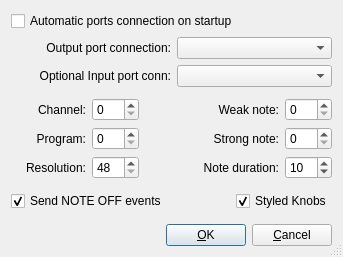
Old version of the form src/kmetropreferencesbase.ui in the repository pedrolcl/kmetronome.
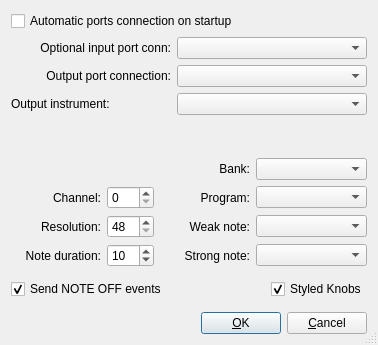
New version of the form. Custom widgets are drawn as their Qt base class.

```diff
--- a/src/kmetropreferencesbase.ui
+++ b/src/kmetropreferencesbase.ui
@@ -26,8 +26,8 @@
    <rect>
     <x>0</x>
     <y>0</y>
-    <width>343</width>
-    <height>257</height>
+    <width>378</width>
+    <height>345</height>
    </rect>
   </property>
   <property name="windowTitle">
@@ -50,7 +50,45 @@
    <item>
     <layout class="QFormLayout" name="formLayout_3">
      <item row="0" column="0">
-      <widget class="QLabel" name="textLabel1">
+      <widget class="QLabel" name="lblInputPort">
+       <property name="sizePolicy">
+        <sizepolicy hsizetype="Preferred" vsizetype="Minimum">
+         <horstretch>0</horstretch>
+         <verstretch>0</verstretch>
+        </sizepolicy>
+       </property>
+       <property name="minimumSize">
+        <size>
+         <width>160</width>
+         <height>22</height>
+        </size>
+       </property>
+       <property name="text">
+        <string>Optional input port conn:</string>
+       </property>
+       <property name="alignment">
+        <set>Qt::AlignRight|Qt::AlignTrailing|Qt::AlignVCenter</set>
+       </property>
+       <property name="wordWrap">
+        <bool>false</bool>
+       </property>
+       <property name="buddy">
+        <cstring>m_in_connection</cstring>
+       </property>
+      </widget>
+     </item>
+     <item row="0" column="1">
+      <widget class="KComboBox" name="m_in_connection">
+       <property name="sizePolicy">
+        <sizepolicy hsizetype="Expanding" vsizetype="Fixed">
+         <horstretch>0</horstretch>
+         <verstretch>0</verstretch>
+        </sizepolicy>
+       </property>
+      </widget>
+     </item>
+     <item row="1" column="0">
+      <widget class="QLabel" name="lblOutputPort">
        <property name="sizePolicy">
         <sizepolicy hsizetype="Preferred" vsizetype="Minimum">
          <horstretch>0</horstretch>
@@ -77,7 +115,7 @@
        </property>
       </widget>
      </item>
-     <item row="0" column="1">
+     <item row="1" column="1">
       <widget class="KComboBox" name="m_out_connection">
        <property name="sizePolicy">
         <sizepolicy hsizetype="Expanding" vsizetype="Fixed">
@@ -87,36 +125,18 @@
        </property>
       </widget>
      </item>
-     <item row="1" column="0">
-      <widget class="QLabel" name="textLabel1_2">
-       <property name="sizePolicy">
-        <sizepolicy hsizetype="Preferred" vsizetype="Minimum">
-         <horstretch>0</horstretch>
-         <verstretch>0</verstretch>
-        </sizepolicy>
-       </property>
-       <property name="minimumSize">
-        <size>
-         <width>160</width>
-         <height>22</height>
-        </size>
-       </property>
+     <item row="2" column="0">
+      <widget class="QLabel" name="lblInstrument">
        <property name="text">
-        <string>Optional Input port conn:</string>
-       </property>
-       <property name="alignment">
-        <set>Qt::AlignRight|Qt::AlignTrailing|Qt::AlignVCenter</set>
-       </property>
-       <property name="wordWrap">
-        <bool>false</bool>
+        <string>Output instrument:</string>
        </property>
        <property name="buddy">
         <cstring>m_in_connection</cstring>
        </property>
       </widget>
      </item>
-     <item row="1" column="1">
-      <widget class="KComboBox" name="m_in_connection">
+     <item row="2" column="1">
+      <widget class="KComboBox" name="m_instrument">
        <property name="sizePolicy">
         <sizepolicy hsizetype="Expanding" vsizetype="Fixed">
          <horstretch>0</horstretch>
@@ -128,10 +148,24 @@
     </layout>
    </item>
    <item>
-    <layout class="QHBoxLayout" name="horizontalLayout_2">
-     <item>
-      <layout class="QFormLayout" name="formLayout">
-       <item row="0" column="0">
+    <layout class="QGridLayout" name="gridLayout">
+     <item row="0" column="2">
+      <widget class="QLabel" name="lblBank">
+       <property name="text">
+        <string>Bank:</string>
+       </property>
+       <property name="alignment">
+        <set>Qt::AlignRight|Qt::AlignTrailing|Qt::AlignVCenter</set>
+       </property>
+       <property name="buddy">
+        <cstring>m_bank</cstring>
+       </property>
+      </widget>
+     </item>
+     <item row="0" column="3">
+      <widget class="KComboBox" name="m_bank"/>
+     </item>
+     <item row="1" column="0">
         <widget class="QLabel" name="textLabel2">
          <property name="sizePolicy">
           <sizepolicy hsizetype="Preferred" vsizetype="Preferred">
@@ -159,7 +193,7 @@
          </property>
         </widget>
        </item>
-       <item row="0" column="1">
+     <item row="1" column="1">
         <widget class="KIntSpinBox" name="m_channel">
          <property name="maximum">
           <number>15</number>
@@ -169,7 +203,7 @@
          </property>
         </widget>
        </item>
-       <item row="1" column="0">
+     <item row="1" column="2">
         <widget class="QLabel" name="textLabel3">
          <property name="sizePolicy">
           <sizepolicy hsizetype="Preferred" vsizetype="Preferred">
@@ -197,13 +231,13 @@
          </property>
         </widget>
        </item>
-       <item row="1" column="1">
-        <widget class="KIntSpinBox" name="m_program">
-         <property name="maximum">
-          <number>127</number>
-         </property>
-         <property name="maxValue" stdset="0">
-          <number>127</number>
+     <item row="1" column="3">
+      <widget class="KComboBox" name="m_program">
+       <property name="sizePolicy">
+        <sizepolicy hsizetype="Expanding" vsizetype="Fixed">
+         <horstretch>0</horstretch>
+         <verstretch>0</verstretch>
+        </sizepolicy>
          </property>
         </widget>
        </item>
@@ -245,24 +279,7 @@
          </property>
         </widget>
        </item>
-      </layout>
-     </item>
-     <item>
-      <spacer name="horizontalSpacer">
-       <property name="orientation">
-        <enum>Qt::Horizontal</enum>
-       </property>
-       <property name="sizeHint" stdset="0">
-        <size>
-         <width>40</width>
-         <height>20</height>
-        </size>
-       </property>
-      </spacer>
-     </item>
-     <item>
-      <layout class="QFormLayout" name="formLayout_2">
-       <item row="0" column="0">
+     <item row="2" column="2">
         <widget class="QLabel" name="textLabel4">
          <property name="minimumSize">
           <size>
@@ -284,49 +301,17 @@
          </property>
         </widget>
        </item>
-       <item row="0" column="1">
-        <widget class="KIntSpinBox" name="m_weak_note">
-         <property name="maximum">
-          <number>127</number>
-         </property>
-         <property name="maxValue" stdset="0">
-          <number>127</number>
-         </property>
-        </widget>
-       </item>
-       <item row="1" column="0">
-        <widget class="QLabel" name="textLabel5">
-         <property name="minimumSize">
-          <size>
-           <width>90</width>
-           <height>17</height>
-          </size>
-         </property>
-         <property name="text">
-          <string>Strong note:</string>
-         </property>
-         <property name="alignment">
-          <set>Qt::AlignRight|Qt::AlignTrailing|Qt::AlignVCenter</set>
-         </property>
-         <property name="wordWrap">
-          <bool>false</bool>
-         </property>
-         <property name="buddy">
-          <cstring>m_strong_note</cstring>
-         </property>
-        </widget>
-       </item>
-       <item row="1" column="1">
-        <widget class="KIntSpinBox" name="m_strong_note">
-         <property name="maximum">
-          <number>127</number>
-         </property>
-         <property name="maxValue" stdset="0">
-          <number>127</number>
-         </property>
-        </widget>
-       </item>
-       <item row="2" column="0">
+     <item row="2" column="3">
+      <widget class="KComboBox" name="m_weak_note">
+       <property name="sizePolicy">
+        <sizepolicy hsizetype="Expanding" vsizetype="Fixed">
+         <horstretch>0</horstretch>
+         <verstretch>0</verstretch>
+        </sizepolicy>
+       </property>
+      </widget>
+     </item>
+     <item row="3" column="0">
         <widget class="QLabel" name="textLabel8">
          <property name="minimumSize">
           <size>
@@ -348,7 +333,7 @@
          </property>
         </widget>
        </item>
-       <item row="2" column="1">
+     <item row="3" column="1">
         <widget class="KIntSpinBox" name="m_duration">
          <property name="minimum">
           <number>1</number>
@@ -364,7 +349,37 @@
          </property>
         </widget>
        </item>
-      </layout>
+     <item row="3" column="2">
+      <widget class="QLabel" name="textLabel5">
+       <property name="minimumSize">
+        <size>
+         <width>90</width>
+         <height>17</height>
+        </size>
+       </property>
+       <property name="text">
+        <string>Strong note:</string>
+       </property>
+       <property name="alignment">
+        <set>Qt::AlignRight|Qt::AlignTrailing|Qt::AlignVCenter</set>
+       </property>
+       <property name="wordWrap">
+        <bool>false</bool>
+       </property>
+       <property name="buddy">
+        <cstring>m_strong_note</cstring>
+       </property>
+      </widget>
+     </item>
+     <item row="3" column="3">
+      <widget class="KComboBox" name="m_strong_note">
+       <property name="sizePolicy">
+        <sizepolicy hsizetype="Expanding" vsizetype="Fixed">
+         <horstretch>0</horstretch>
+         <verstretch>0</verstretch>
+        </sizepolicy>
+       </property>
+      </widget>
      </item>
     </layout>
    </item>
@@ -468,16 +483,16 @@
  <layoutdefault spacing="6" margin="11"/>
  <pixmapfunction>qPixmapFromMimeSource</pixmapfunction>
  <customwidgets>
-  <customwidget>
-   <class>KIntSpinBox</class>
-   <extends>QSpinBox</extends>
-   <header>knuminput.h</header>
-  </customwidget>
   <customwidget>
    <class>KComboBox</class>
    <extends>QComboBox</extends>
    <header>kcombobox.h</header>
   </customwidget>
+  <customwidget>
+   <class>KIntSpinBox</class>
+   <extends>QSpinBox</extends>
+   <header>knuminput.h</header>
+  </customwidget>
  </customwidgets>
  <includes>
   <include location="local">kcombobox.h</include>
```
Left out of the diff: 35 changed lines with no effect on the pictures. Lines whose indentation alone changed are shown as unchanged.
